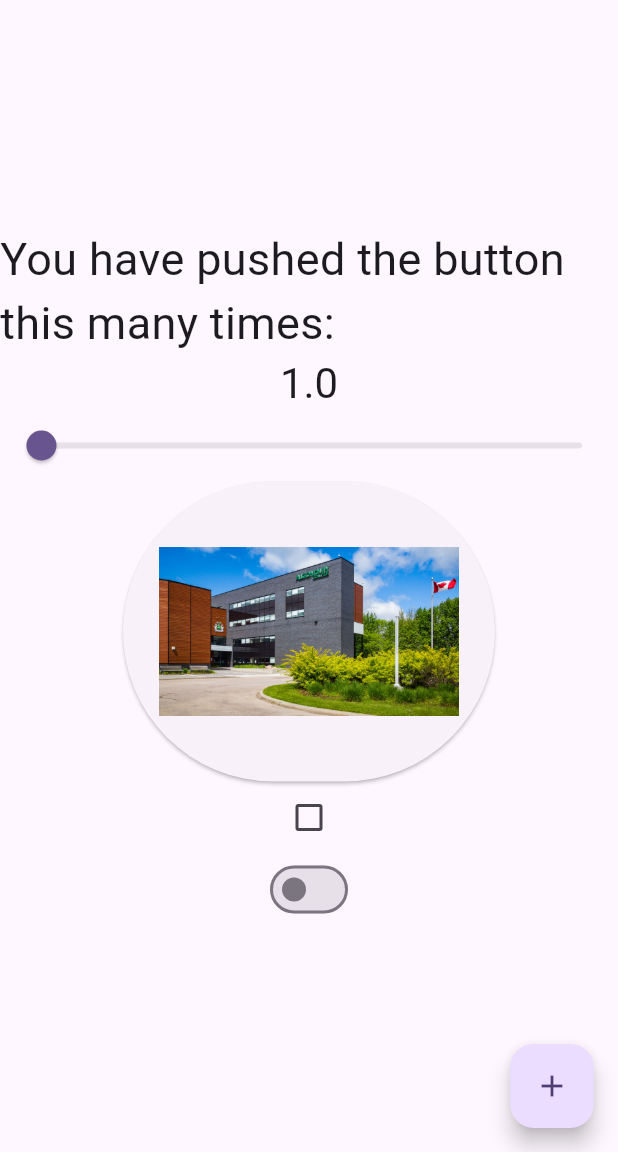
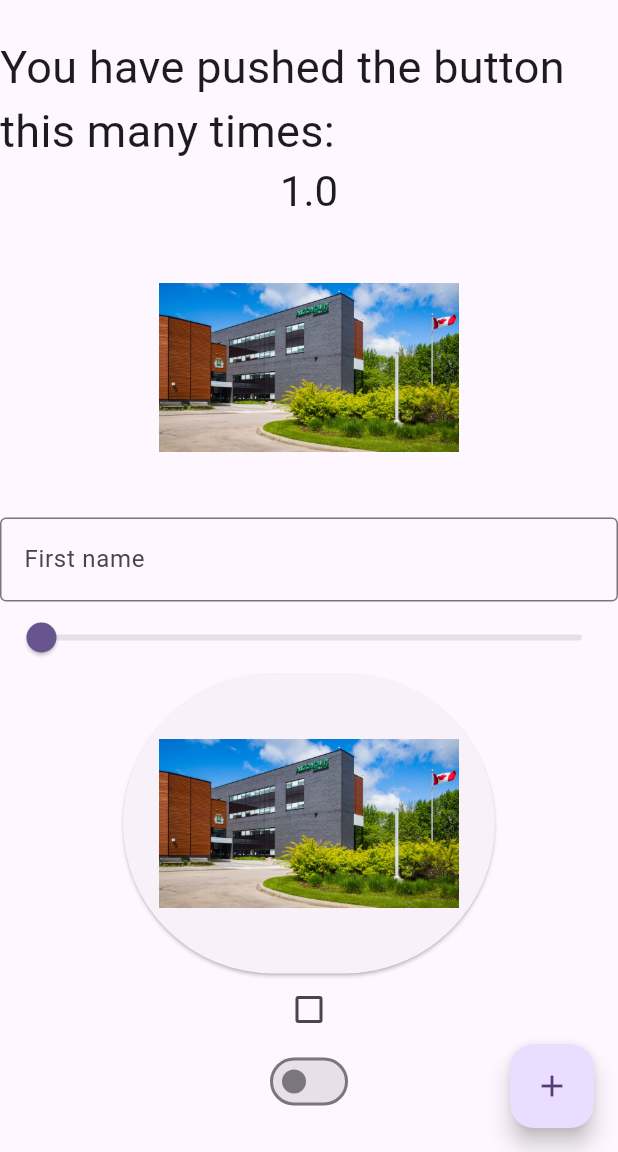
Before and after one commit to sliceofpizzaxd/my_cst2335_labs, a Flutter app: the screen it shows after launch, after a tap on the "add" icon, on a phone screen of 412 x 824 dp, the part 84-1236 px from its top. Run offline on Flutter 3.47's test engine with Material 3 defaults, Android fonts, the phone set to English and light mode, and no system bars.

Commit message:
-Added a text field -Fixed the counter crash bug (for real this time)

```diff
--- a/lib/main.dart
+++ b/lib/main.dart
@@ -58,6 +58,7 @@ class _MyHomePageState extends State<MyHomePage> {
   var _counter = 0.0;
   var myFontSize = 30.0;
   var isChecked = false;
+  late TextEditingController _controller;
 
   void setNewValue(double value) {
     setState(() {
@@ -73,9 +74,22 @@ class _MyHomePageState extends State<MyHomePage> {
       // so that the display can reflect the updated values. If we changed
       // _counter without calling setState(), then the build method would not be
       // called again, and so nothing would appear to happen.
-      if(_counter < 100)
-        _counter++;
+      if(_counter > 99)
+        _counter = 100;
+      else _counter++;
     });
+  }
+
+  @override
+  void initState() {
+    super.initState();
+    _controller = TextEditingController();
+  }
+
+  @override
+  void dispose() {
+    _controller.dispose();
+    super.dispose();
   }
 
   @override
@@ -123,9 +137,19 @@ class _MyHomePageState extends State<MyHomePage> {
               '$_counter',
               style: Theme.of(context).textTheme.headlineMedium,
             ),
+            Image.asset("images/algonquin.jpg", width: 200, height: 200),
+            TextField(controller: _controller,
+              decoration: InputDecoration(
+                hintText: "Type here",
+                border: OutlineInputBorder(),
+                labelText: "First name"
+              )),
             Slider(value: _counter, onChanged: setNewValue, min: 0.0, max: 100.0),
             ElevatedButton(
-                onPressed: () { print("Pressed"); },
+                onPressed: () {
+                  print(_controller.text);
+                  _controller.text = "nom";
+                },
                 child: Image.asset("images/algonquin.jpg", width: 200, height: 200),
             ),
             Checkbox(value: isChecked, onChanged: (newValue) { setState(() {
```
